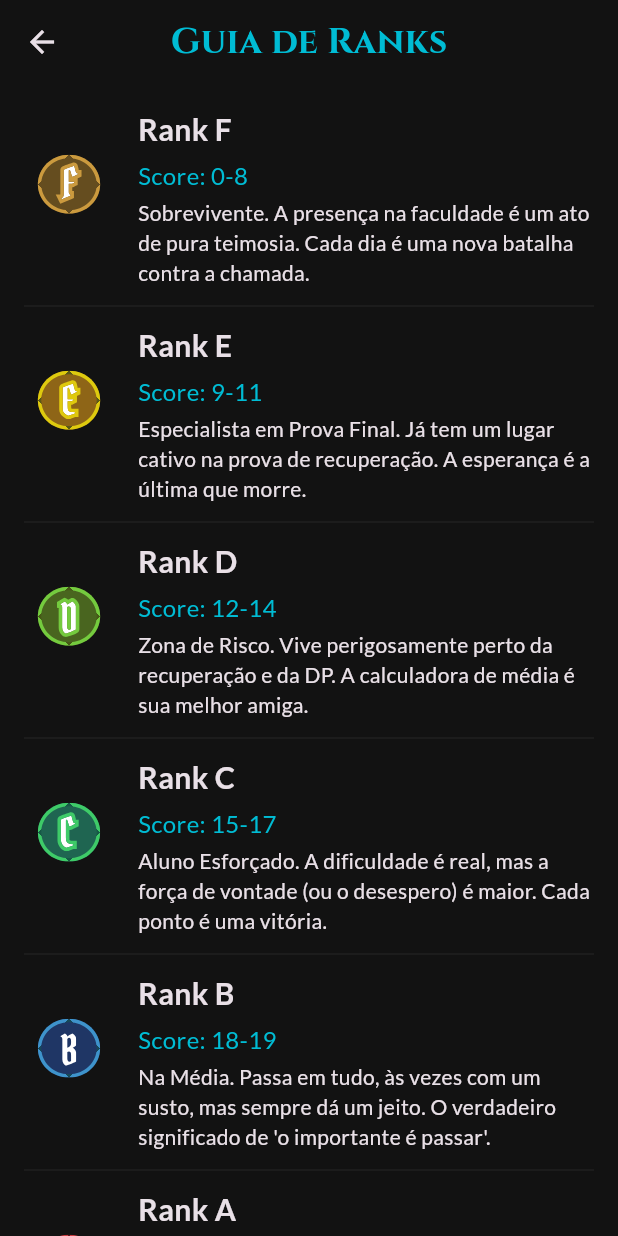
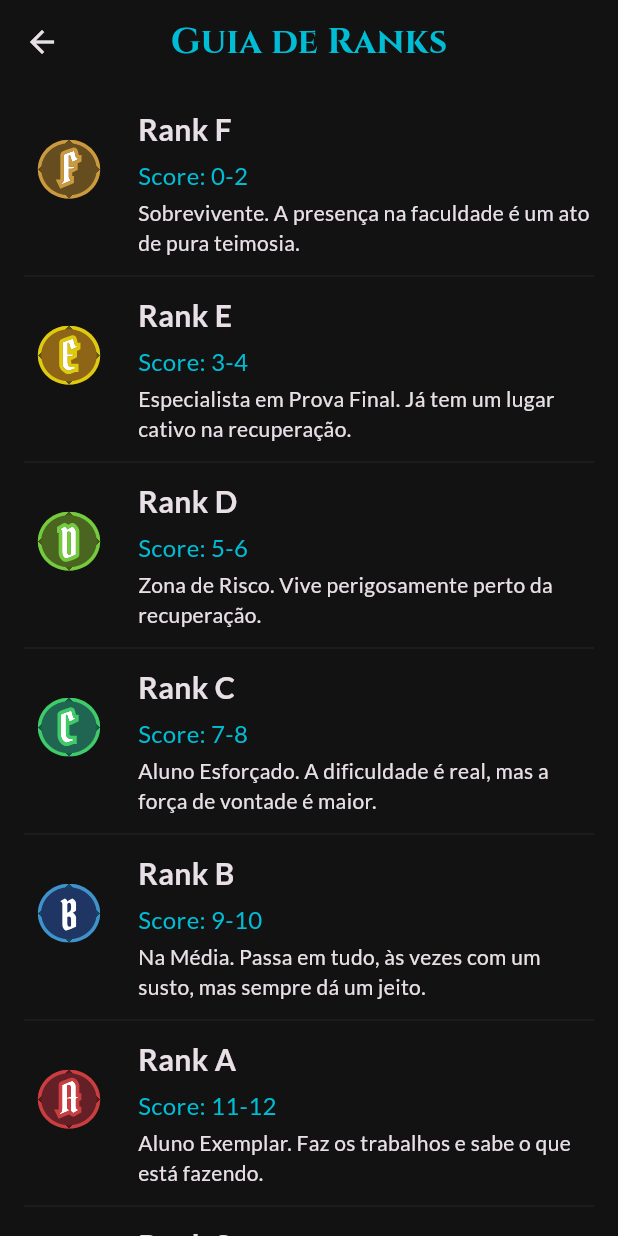
Before and after one commit to mrpunkdasilva/GradeMeHard-App, a Flutter app: the RanksExplainedScreen screen opened directly, on a phone screen of 412 x 824 dp. Run offline on Flutter 3.47's test engine with Material 3 defaults, Android fonts, the phone set to English and light mode, and no system bars; our stand-ins replace dotted_border, flutter_svg, google_fonts, shared_preferences; accounts and stored records are empty; network calls fail.

Commit message:
feat: sistema 10pts, máx 2 por atributo

```diff
--- a/lib/domain/rank.dart
+++ b/lib/domain/rank.dart
@@ -1,12 +1,12 @@
 enum Rank {
-  f('f', 0, 8, 'Sobrevivente. A presença na faculdade é um ato de pura teimosia. Cada dia é uma nova batalha contra a chamada.'),
-  e('e', 9, 11, 'Especialista em Prova Final. Já tem um lugar cativo na prova de recuperação. A esperança é a última que morre.'),
-  d('d', 12, 14, 'Zona de Risco. Vive perigosamente perto da recuperação e da DP. A calculadora de média é sua melhor amiga.'),
-  c('c', 15, 17, 'Aluno Esforçado. A dificuldade é real, mas a força de vontade (ou o desespero) é maior. Cada ponto é uma vitória.'),
-  b('b', 18, 19, "Na Média. Passa em tudo, às vezes com um susto, mas sempre dá um jeito. O verdadeiro significado de 'o importante é passar'."),
-  a('a', 20, 21, 'Aluno Exemplar. Faz os trabalhos, estuda para as provas e geralmente sabe o que está fazendo. Um pilar de qualquer grupo.'),
-  s('s', 22, 23, 'Quase uma Lenda. Tira notas altas, entende a matéria, mas ainda não alcançou o status de divindade acadêmica.'),
-  ss('ss', 24, 25, 'Lenda da Turma. O tipo de aluno que os professores citam como exemplo e que os colegas pedem ajuda na véspera da prova.');
+  f('f', 0, 2, 'Sobrevivente. A presença na faculdade é um ato de pura teimosia.'),
+  e('e', 3, 4, 'Especialista em Prova Final. Já tem um lugar cativo na recuperação.'),
+  d('d', 5, 6, 'Zona de Risco. Vive perigosamente perto da recuperação.'),
+  c('c', 7, 8, 'Aluno Esforçado. A dificuldade é real, mas a força de vontade é maior.'),
+  b('b', 9, 10, "Na Média. Passa em tudo, às vezes com um susto, mas sempre dá um jeito."),
+  a('a', 11, 12, 'Aluno Exemplar. Faz os trabalhos e sabe o que está fazendo.'),
+  s('s', 13, 14, 'Quase uma Lenda. Tira notas altas, mas ainda não alcançou a divindade.'),
+  ss('ss', 15, 20, 'Lenda da Turma. O tipo de aluno que os professores citam como exemplo.');
 
   final String name;
   final int minScore;
--- a/lib/screens/attribute_voting_screen.dart
+++ b/lib/screens/attribute_voting_screen.dart
@@ -27,7 +27,7 @@ class _AttributeVotingScreenState extends State<AttributeVotingScreen> {
   @override
   void initState() {
     super.initState();
-    _remainingPoints = 5;
+    _remainingPoints = 10;
     _attributePoints = {
       for (var attr in attributeDetails) attr.name: 0
     };
@@ -37,7 +37,7 @@ class _AttributeVotingScreenState extends State<AttributeVotingScreen> {
     final currentPoints = _attributePoints[attributeName]!;
     final newPoints = currentPoints + delta;
 
-    if (newPoints < 0 || newPoints > 10) return;
+    if (newPoints < 0 || newPoints > 2) return;
 
     if (_remainingPoints - delta < 0) {
       ScaffoldMessenger.of(context).showSnackBar(
@@ -107,7 +107,7 @@ class _AttributeVotingScreenState extends State<AttributeVotingScreen> {
                 final attribute = attributeDetails[index];
                 final points = _attributePoints[attribute.name]!;
 
-                final canIncrement = points < 5 && _remainingPoints > 0;
+                final canIncrement = points < 2 && _remainingPoints > 0;
                 final canDecrement = points > 0;
 
                 return Card(
--- a/lib/screens/student_detail_screen.dart
+++ b/lib/screens/student_detail_screen.dart
@@ -125,7 +125,7 @@ class StudentDetailScreen extends StatelessWidget {
                       Expanded(
                         flex: 4,
                         child: LinearProgressIndicator(
-                          value: attribute.value / 5.0,
+                          value: attribute.value / 2.0,
                           backgroundColor: Colors.grey.withOpacity(0.3),
                           valueColor: AlwaysStoppedAnimation<Color>(
                             theme.colorScheme.secondary,
@@ -135,7 +135,7 @@ class StudentDetailScreen extends StatelessWidget {
                       ),
                       const SizedBox(width: 16),
                       Text(
-                        '${attribute.value}/5',
+                        '${attribute.value}/2',
                         style: const TextStyle(
                           fontSize: 16,
                           fontWeight: FontWeight.bold,
```
